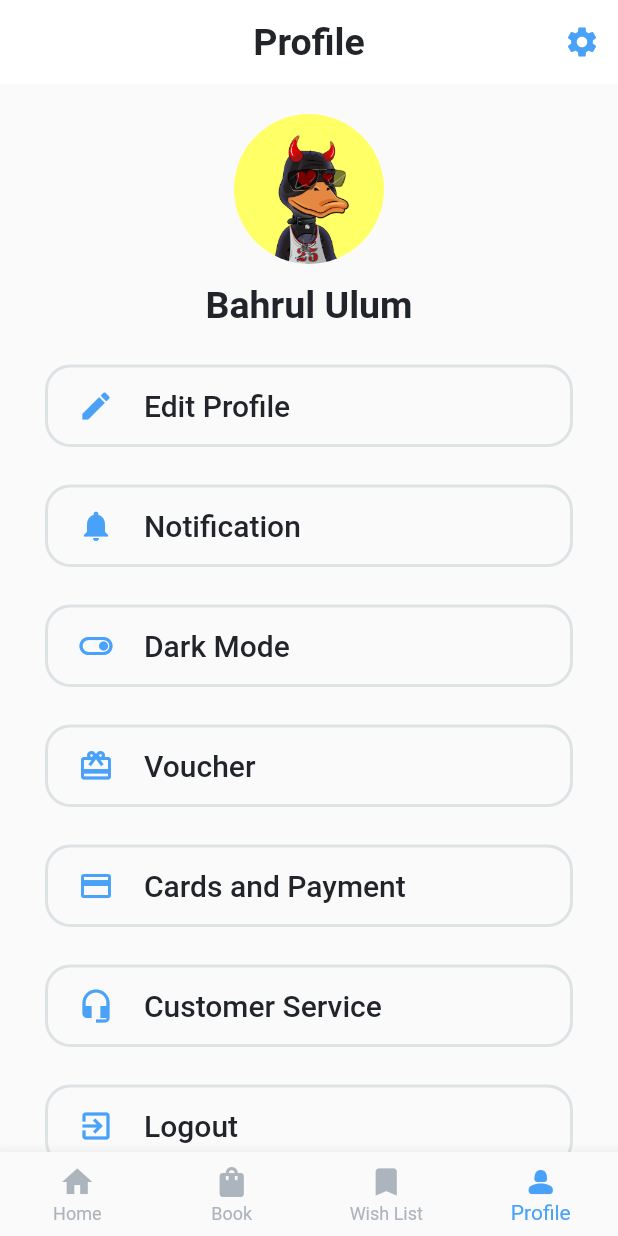
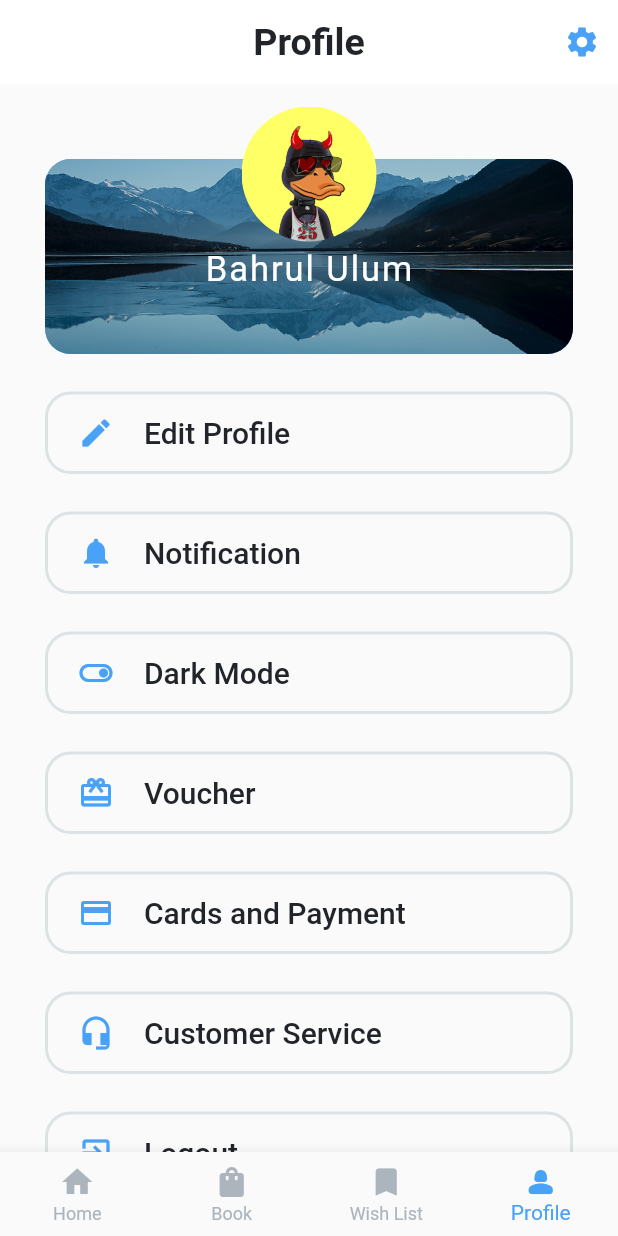
Before and after one commit to ulumfr/Hotel-Booking-App, a Flutter app: the screen it shows once a user with an empty profile is signed in, item 4 of the bottom bar chosen, on a phone screen of 412 x 824 dp. Run offline on Flutter 3.47's test engine with Material 2 defaults, Android fonts, the phone set to English and light mode, and no system bars; our stand-ins replace cached_network_image, cloud_firestore, firebase_auth, firebase_core, firebase_storage, get and 4 more; accounts and stored records are empty.

Commit message:
update: slicing profile screen

```diff
--- a/lib/views/main/screen/profile_screen.dart
+++ b/lib/views/main/screen/profile_screen.dart
@@ -39,12 +39,34 @@ class ProfileScreen extends GetView<AuthController> {
       body: SingleChildScrollView(
         child: Center(
           child: Container(
-            padding: const EdgeInsets.all(20),
+            padding: const EdgeInsets.only(
+              right: 20,
+              left: 20,
+              top: 50,
+            ),
             child: Column(
               children: [
-                SizedBox(
-                  width: 100,
-                  height: 100,
+                Stack(
+                  alignment: AlignmentDirectional.center,
+                  clipBehavior: Clip.none,
+                  children: [
+                    Container(
+                      margin: const EdgeInsets.symmetric(horizontal: 10),
+                      height: 130,
+                      decoration: BoxDecoration(
+                        color: AppColors.primaryColor,
+                        borderRadius: BorderRadius.circular(17),
+                        image: const DecorationImage(
+                          image: AssetImage("assets/images/background-profile.jpg"),
+                          fit: BoxFit.cover,
+                        ),
+                      ),
+                    ),
+                    Positioned(
+                      top: -35,
+                      child: SizedBox(
+                        width: 90,
+                        height: 90,
                         child: ClipRRect(
                           borderRadius: BorderRadius.circular(100),
                           child: const Image(
@@ -52,14 +74,20 @@ class ProfileScreen extends GetView<AuthController> {
                           ),
                         ),
                       ),
-                const SizedBox(height: 13),
-                const Text(
+                    ),
+                    const Positioned(
+                      top: 60,
+                      child: Text(
                         "Bahrul Ulum",
                         style: TextStyle(
-                    color: AppColors.blackColor,
-                    fontSize: 25,
-                    fontWeight: FontWeight.w600,
+                          color: AppColors.whiteColor,
+                          fontSize: 23,
+                          letterSpacing: 1.3,
+                          fontWeight: FontWeight.w400,
                         ),
+                      ),
+                    ),
+                  ],
                 ),
                 const SizedBox(height: 25),
                 ProfileListItem(
```
Also changed, not shown: assets/images/background-profile.jpg (added). Lines whose indentation alone changed are shown as unchanged.
